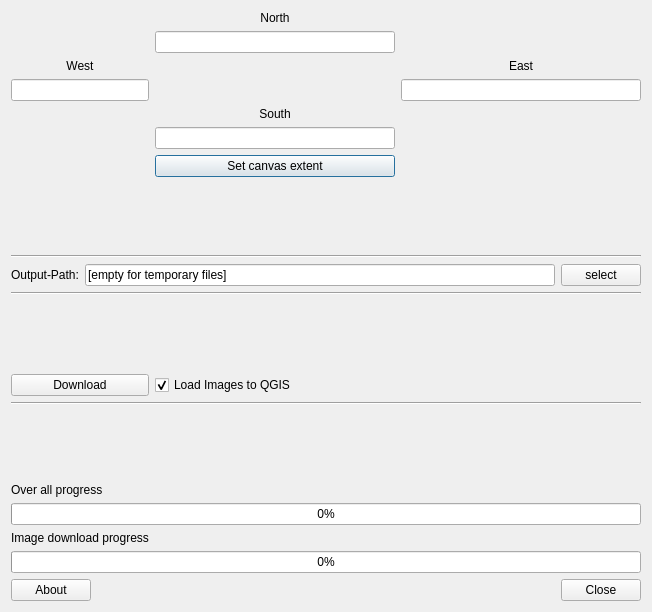
Above: srtm_downloader_dialog_base.ui from hdus/SRTM-Downloader before the change. Below: the same form after it.
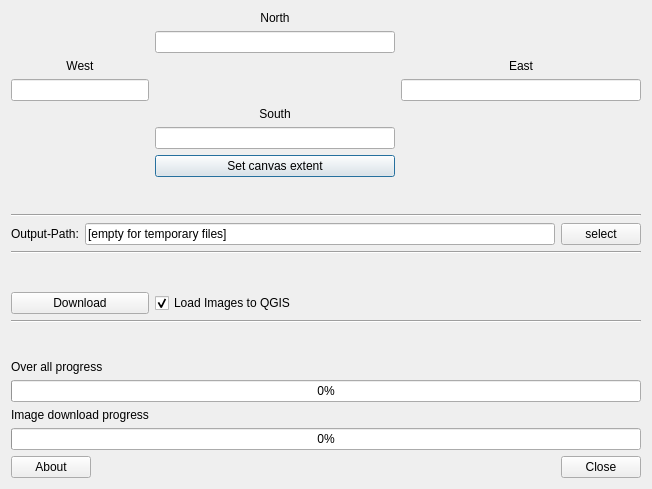
That is the form after the change.

Patch:
```diff
--- a/srtm_downloader_dialog_base.ui
+++ b/srtm_downloader_dialog_base.ui
@@ -7,7 +7,7 @@
     <x>0</x>
     <y>0</y>
     <width>652</width>
-    <height>612</height>
+    <height>489</height>
    </rect>
   </property>
   <property name="sizePolicy">
```
